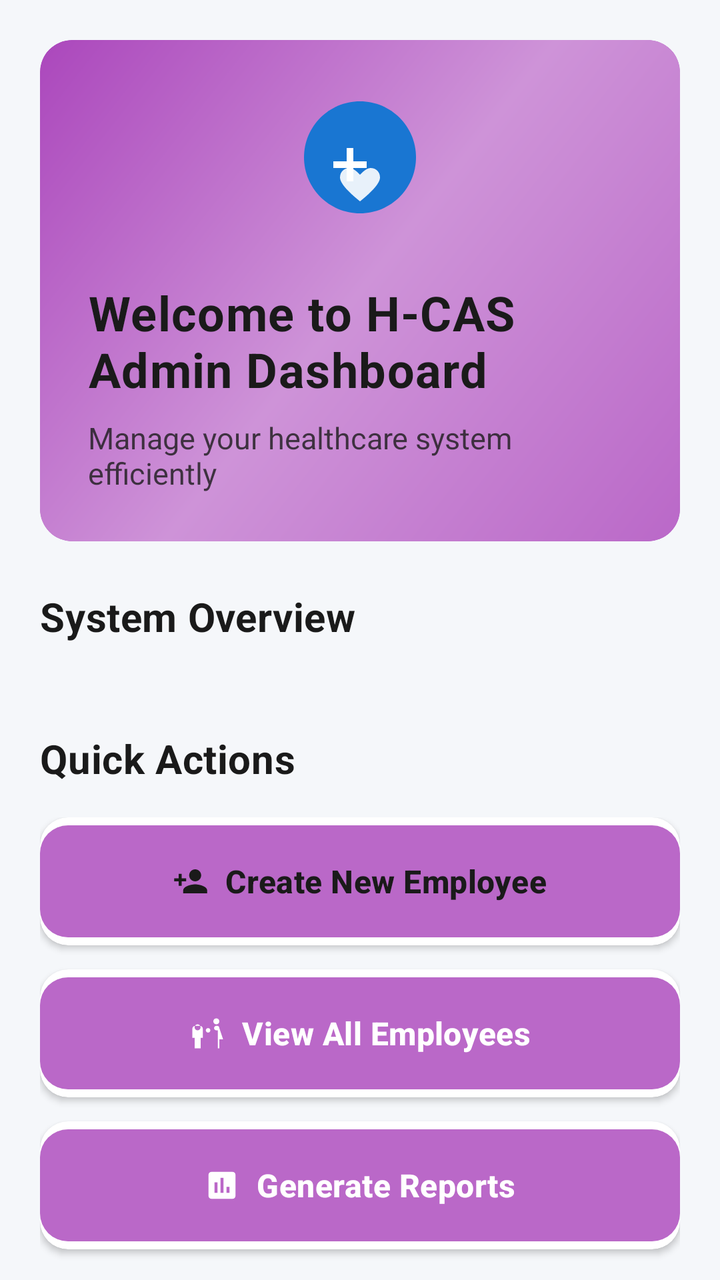
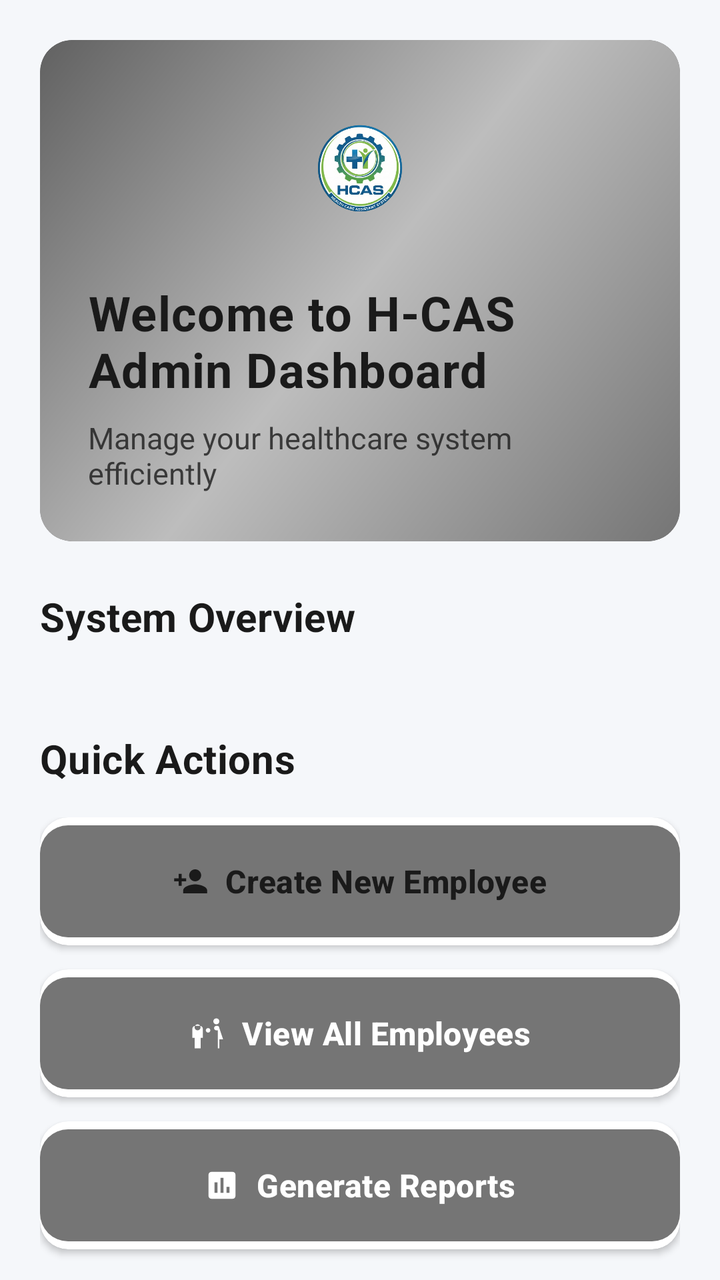

Before-and-after screenshots of an Android layout around one commit, followed by the original layout XML and the change that was made.
<!-- AndroidManifest.xml: activity theme Theme.H_CAS.NoActionBar -->
<!-- res/layout/fragment_admin_dashboard.xml -->
<?xml version="1.0" encoding="utf-8"?>
<ScrollView xmlns:android="http://schemas.android.com/apk/res/android"
    xmlns:app="http://schemas.android.com/apk/res-auto"
    android:layout_width="match_parent"
    android:layout_height="match_parent"
    android:background="#F5F7FA"
    android:fillViewport="true"
    android:scrollbars="none">

    <LinearLayout
        android:layout_width="match_parent"
        android:layout_height="wrap_content"
        android:orientation="vertical"
        android:padding="20dp">

        
        <com.google.android.material.card.MaterialCardView
            android:layout_width="match_parent"
            android:layout_height="wrap_content"
            android:layout_marginBottom="24dp"
            app:cardCornerRadius="16dp"
            app:cardElevation="0dp"
            app:strokeWidth="0dp"
            app:cardBackgroundColor="@color/admin_deep_purple">

            <LinearLayout
                android:layout_width="match_parent"
                android:layout_height="wrap_content"
                android:orientation="vertical"
                android:padding="24dp"
                android:background="@drawable/admin_welcome_background"
                android:gravity="center_horizontal">

                
                <ImageView
                    android:layout_width="80dp"
                    android:layout_height="80dp"
                    android:layout_marginBottom="16dp"
                    android:contentDescription="HCAS Logo"
                    android:scaleType="fitCenter"
                    android:src="@drawable/ic_hcas_logo" />

                <TextView
                    android:id="@+id/welcomeTextView"
                    android:layout_width="wrap_content"
                    android:layout_height="wrap_content"
                    android:text="Welcome to H-CAS Admin Dashboard"
                    android:textSize="24sp"
                    android:textStyle="bold"
                    android:textColor="#1A1A1A"
                    android:letterSpacing="0.02" />

                <TextView
                    android:layout_width="wrap_content"
                    android:layout_height="wrap_content"
                    android:layout_marginTop="8dp"
                    android:text="Manage your healthcare system efficiently"
                    android:textSize="15sp"
                    android:textColor="#1A1A1A"
                    android:alpha="0.8" />

            </LinearLayout>

        </com.google.android.material.card.MaterialCardView>

        
        <LinearLayout
            android:layout_width="match_parent"
            android:layout_height="wrap_content"
            android:orientation="horizontal"
            android:gravity="center_vertical"
            android:layout_marginBottom="16dp">

            <TextView
                android:layout_width="0dp"
                android:layout_height="wrap_content"
                android:layout_weight="1"
                android:text="System Overview"
                android:textSize="20sp"
                android:textStyle="bold"
                android:textColor="#1A1A1A"
                android:letterSpacing="0.01" />

        </LinearLayout>

        <androidx.recyclerview.widget.RecyclerView
            android:id="@+id/statsRecyclerView"
            android:layout_width="match_parent"
            android:layout_height="wrap_content"
            android:layout_marginBottom="28dp"
            android:nestedScrollingEnabled="false" />

        
        <LinearLayout
            android:layout_width="match_parent"
            android:layout_height="wrap_content"
            android:orientation="horizontal"
            android:gravity="center_vertical"
            android:layout_marginBottom="16dp">

            <TextView
                android:layout_width="0dp"
                android:layout_height="wrap_content"
                android:layout_weight="1"
                android:text="Quick Actions"
                android:textSize="20sp"
                android:textStyle="bold"
                android:textColor="#1A1A1A"
                android:letterSpacing="0.01" />

        </LinearLayout>

        <LinearLayout
            android:layout_width="match_parent"
            android:layout_height="wrap_content"
            android:orientation="vertical">

            
            <com.google.android.material.card.MaterialCardView
                android:layout_width="match_parent"
                android:layout_height="wrap_content"
                android:layout_marginBottom="12dp"
                app:cardCornerRadius="14dp"
                app:cardElevation="2dp"
                app:strokeWidth="0dp"
                app:cardBackgroundColor="@color/white">

                <com.google.android.material.button.MaterialButton
                    android:id="@+id/createEmployeeButton"
                    android:layout_width="match_parent"
                    android:layout_height="64dp"
                    android:text="Create New Employee"
                    android:textSize="16sp"
                    android:textStyle="bold"
                    android:textColor="#1A1A1A"
                    android:letterSpacing="0.01"
                    app:icon="@drawable/ic_add_user"
                    app:iconGravity="textStart"
                    app:iconTint="#1A1A1A"
                    app:cornerRadius="14dp"
                    app:backgroundTint="@color/admin_deep_purple"
                    app:elevation="0dp"
                    android:paddingStart="20dp"
                    android:paddingEnd="20dp" />

            </com.google.android.material.card.MaterialCardView>

            
            <com.google.android.material.card.MaterialCardView
                android:layout_width="match_parent"
                android:layout_height="wrap_content"
                android:layout_marginBottom="12dp"
                app:cardCornerRadius="14dp"
                app:cardElevation="2dp"
                app:strokeWidth="0dp"
                app:cardBackgroundColor="@color/white">

                <com.google.android.material.button.MaterialButton
                    android:id="@+id/viewEmployeesButton"
                    android:layout_width="match_parent"
                    android:layout_height="64dp"
                    android:text="View All Employees"
                    android:textSize="16sp"
                    android:textStyle="bold"
                    android:textColor="@color/white"
                    android:letterSpacing="0.01"
                    app:icon="@drawable/ic_manage_users"
                    app:iconGravity="textStart"
                    app:iconTint="@color/white"
                    app:cornerRadius="14dp"
                    app:backgroundTint="@color/admin_deep_purple"
                    app:elevation="0dp"
                    android:paddingStart="20dp"
                    android:paddingEnd="20dp" />

            </com.google.android.material.card.MaterialCardView>

            
            <com.google.android.material.card.MaterialCardView
                android:layout_width="match_parent"
                android:layout_height="wrap_content"
                android:layout_marginBottom="8dp"
                app:cardCornerRadius="14dp"
                app:cardElevation="2dp"
                app:strokeWidth="0dp"
                app:cardBackgroundColor="@color/white">

                <com.google.android.material.button.MaterialButton
                    android:id="@+id/generateReportsButton"
                    android:layout_width="match_parent"
                    android:layout_height="64dp"
                    android:text="Generate Reports"
                    android:textSize="16sp"
                    android:textStyle="bold"
                    android:textColor="@color/white"
                    android:letterSpacing="0.01"
                    app:icon="@drawable/ic_reports"
                    app:iconGravity="textStart"
                    app:iconTint="@color/white"
                    app:cornerRadius="14dp"
                    app:backgroundTint="@color/admin_deep_purple"
                    app:elevation="0dp"
                    android:paddingStart="20dp"
                    android:paddingEnd="20dp" />

            </com.google.android.material.card.MaterialCardView>

        </LinearLayout>

    </LinearLayout>

</ScrollView>
<!-- resources referenced by this layout -->
<resources>
  <color name="admin_deep_purple">#BA68C8</color>
  <color name="white">#FFFFFFFF</color>
  <!-- drawable admin_welcome_background (drawable) -->
  <?xml version="1.0" encoding="utf-8"?>
  <shape xmlns:android="http://schemas.android.com/apk/res/android"
      android:shape="rectangle">
      <gradient
          android:angle="135"
          android:startColor="#BA68C8"
          android:centerColor="#CE93D8"
          android:endColor="#AB47BC"
          android:type="linear" />
      <corners android:radius="16dp" />
  </shape>
  <!-- drawable ic_add_user (drawable) -->
  <vector xmlns:android="http://schemas.android.com/apk/res/android"
      android:width="24dp"
      android:height="24dp"
      android:viewportWidth="24"
      android:viewportHeight="24"
      android:tint="@color/nav_item_color">
    <path
        android:fillColor="@android:color/white"
        android:pathData="M15,12c2.21,0 4,-1.79 4,-4s-1.79,-4 -4,-4 -4,1.79 -4,4 1.79,4 4,4zM6,10L6,7L4,7v3L1,10v2h3v3h2v-3h3v-2L6,10zM15,14c-2.67,0 -8,1.34 -8,4v2h16v-2c0,-2.66 -5.33,-4 -8,-4z"/>
  </vector>
  <!-- drawable ic_hcas_logo (drawable) -->
  <?xml version="1.0" encoding="utf-8"?>
  <vector xmlns:android="http://schemas.android.com/apk/res/android"
      android:width="120dp"
      android:height="120dp"
      android:viewportWidth="120"
      android:viewportHeight="120">
      
      
      <path
          android:fillColor="#1976D2"
          android:pathData="M60,10 C83.196,10 102,28.804 102,52 C102,75.196 83.196,94 60,94 C36.804,94 18,75.196 18,52 C18,28.804 36.804,10 60,10 Z" />
      
      
      <path
          android:fillColor="#FFFFFF"
          android:pathData="M50,45 L50,55 L40,55 L40,60 L50,60 L50,70 L55,70 L55,60 L65,60 L65,55 L55,55 L55,45 L50,45 Z" />
      
      
      <path
          android:fillColor="#FFFFFF"
          android:fillAlpha="0.9"
          android:pathData="M60,65 C58,63 55,60 52,60 C48,60 45,63 45,67 C45,71 50,77 60,85 C70,77 75,71 75,67 C75,63 72,60 68,60 C65,60 62,63 60,65 Z" />
      
  </vector>
  <!-- drawable ic_manage_users (drawable) -->
  <vector xmlns:android="http://schemas.android.com/apk/res/android"
      android:width="24dp"
      android:height="24dp"
      android:viewportWidth="24"
      android:viewportHeight="24"
      android:tint="@color/nav_item_color">
    <path
        android:fillColor="@android:color/white"
        android:pathData="M16,4c0,-1.11 0.89,-2 2,-2s2,0.89 2,2 -0.89,2 -2,2 -2,-0.89 -2,-2zM20,22v-6h2.5l-2.54,-7.63A1.5,1.5 0,0 0,18.54 7L18,7c-0.83,0 -1.5,0.67 -1.5,1.5S17.17,10 18,10h1v12h1zM12.5,11.5c0.83,0 1.5,-0.67 1.5,-1.5s-0.67,-1.5 -1.5,-1.5S11,9.17 11,10s0.67,1.5 1.5,1.5zM5.5,6c1.11,0 2,0.89 2,2s-0.89,2 -2,2 -2,-0.89 -2,-2 0.89,-2 2,-2zM7.5,22v-7H9L9,9c0,-1.1 -0.9,-2 -2,-2H4C2.9,7 2,7.9 2,9v6h1.5v7h4z"/>
  </vector>
  <!-- drawable ic_reports (drawable) -->
  <vector xmlns:android="http://schemas.android.com/apk/res/android"
      android:width="24dp"
      android:height="24dp"
      android:viewportWidth="24"
      android:viewportHeight="24"
      android:tint="@color/nav_item_color">
    <path
        android:fillColor="@android:color/white"
        android:pathData="M19,3H5C3.9,3 3,3.9 3,5v14c0,1.1 0.9,2 2,2h14c1.1,0 2,-0.9 2,-2V5C21,3.9 20.1,3 19,3zM9,17H7v-7h2V17zM13,17h-2V7h2V17zM17,17h-2v-4h2V17z"/>
  </vector>
  <style name="Theme.H_CAS.NoActionBar" parent="Theme.Material3.DayNight.NoActionBar">
          <item name="colorPrimary">@color/primary_blue</item>
          <item name="colorPrimaryDark">@color/primary_blue_dark</item>
          <item name="colorAccent">@color/accent_blue</item>
          <item name="android:statusBarColor">@color/white</item>
          <item name="android:windowLightStatusBar">true</item>
      </style>
  <color name="nav_item_color">#727272</color>
  <color name="primary_blue">#1976D2</color>
  <color name="primary_blue_dark">#1565C0</color>
  <color name="accent_blue">#2196F3</color>
</resources>

<!-- the commit's change to res/layout/fragment_admin_dashboard.xml (unified diff, before → after) -->
@@ -38,7 +38,7 @@
                     android:layout_marginBottom="16dp"
                     android:contentDescription="HCAS Logo"
                     android:scaleType="fitCenter"
-                    android:src="@drawable/ic_hcas_logo" />
+                    android:src="@drawable/hcas_logo" />
 
                 <TextView
                     android:id="@+id/welcomeTextView"
<!-- resource entries referenced after the edit -->
@@ -1,6 +1,6 @@
 <!-- resources referenced by this layout -->
 <resources>
-  <color name="admin_deep_purple">#BA68C8</color>
+  <color name="admin_deep_purple">#757575</color>
   <color name="white">#FFFFFFFF</color>
   <!-- drawable admin_welcome_background (drawable) -->
   <?xml version="1.0" encoding="utf-8"?>
@@ -8,12 +8,13 @@
       android:shape="rectangle">
       <gradient
           android:angle="135"
-          android:startColor="#BA68C8"
-          android:centerColor="#CE93D8"
-          android:endColor="#AB47BC"
+          android:startColor="#757575"
+          android:centerColor="#BDBDBD"
+          android:endColor="#616161"
           android:type="linear" />
       <corners android:radius="16dp" />
   </shape>
+  <!-- drawable hcas_logo: png bitmap (drawable, 219945 bytes) -->
   <!-- drawable ic_add_user (drawable) -->
   <vector xmlns:android="http://schemas.android.com/apk/res/android"
       android:width="24dp"
@@ -24,31 +25,6 @@
     <path
         android:fillColor="@android:color/white"
         android:pathData="M15,12c2.21,0 4,-1.79 4,-4s-1.79,-4 -4,-4 -4,1.79 -4,4 1.79,4 4,4zM6,10L6,7L4,7v3L1,10v2h3v3h2v-3h3v-2L6,10zM15,14c-2.67,0 -8,1.34 -8,4v2h16v-2c0,-2.66 -5.33,-4 -8,-4z"/>
-  </vector>
-  <!-- drawable ic_hcas_logo (drawable) -->
-  <?xml version="1.0" encoding="utf-8"?>
-  <vector xmlns:android="http://schemas.android.com/apk/res/android"
-      android:width="120dp"
-      android:height="120dp"
-      android:viewportWidth="120"
-      android:viewportHeight="120">
-      
-      
-      <path
-          android:fillColor="#1976D2"
-          android:pathData="M60,10 C83.196,10 102,28.804 102,52 C102,75.196 83.196,94 60,94 C36.804,94 18,75.196 18,52 C18,28.804 36.804,10 60,10 Z" />
-      
-      
-      <path
-          android:fillColor="#FFFFFF"
-          android:pathData="M50,45 L50,55 L40,55 L40,60 L50,60 L50,70 L55,70 L55,60 L65,60 L65,55 L55,55 L55,45 L50,45 Z" />
-      
-      
-      <path
-          android:fillColor="#FFFFFF"
-          android:fillAlpha="0.9"
-          android:pathData="M60,65 C58,63 55,60 52,60 C48,60 45,63 45,67 C45,71 50,77 60,85 C70,77 75,71 75,67 C75,63 72,60 68,60 C65,60 62,63 60,65 Z" />
-      
   </vector>
   <!-- drawable ic_manage_users (drawable) -->
   <vector xmlns:android="http://schemas.android.com/apk/res/android"
